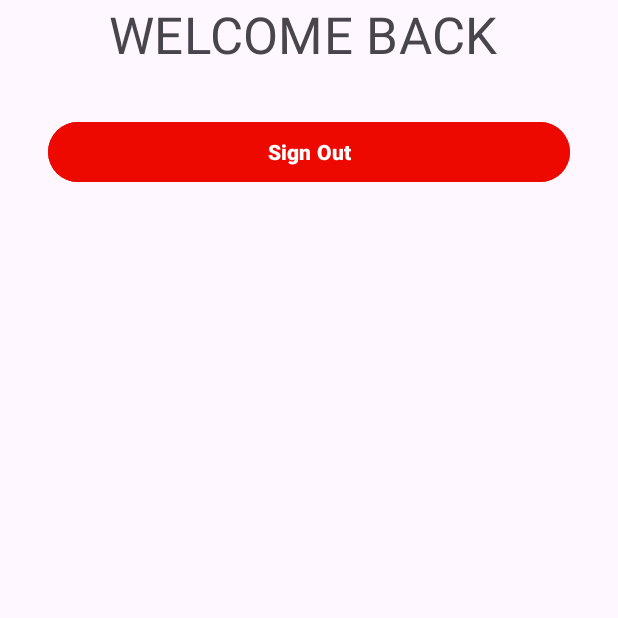
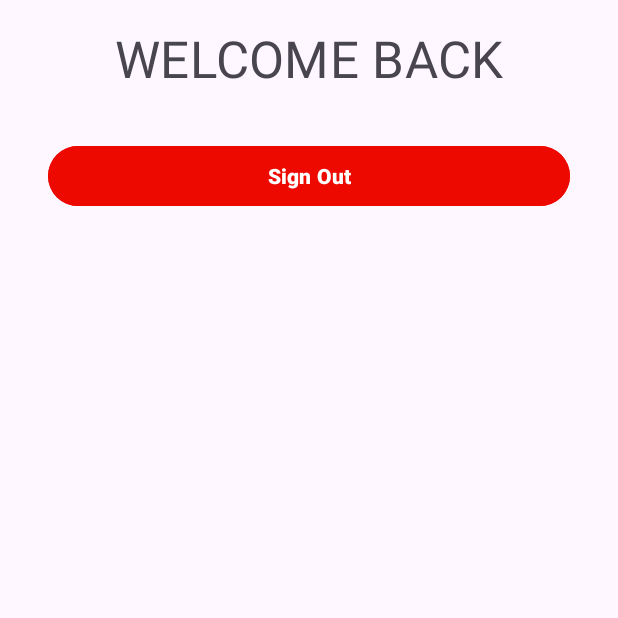
Before and after one commit to YadavYashvant/Fieries, an Android app: the screen it shows after launch once a user with an empty profile is signed in (UserActivity), on a phone screen of 412 x 824 dp, the top half of it. Run offline under Robolectric (Android 15) with nearby library versions, the phone set to English and light mode, and no system bars; our stand-ins replace Firebase (no records; nobody signed in at launch, a user with empty details on screens opened directly).

Commit message:
Updating User Screen

```diff
--- a/app/src/main/java/com/yashvant/fieries/activities/UserActivity.kt
+++ b/app/src/main/java/com/yashvant/fieries/activities/UserActivity.kt
@@ -35,6 +35,8 @@ class UserActivity : AppCompatActivity() {
 
         firebaseAuth = FirebaseAuth.getInstance()
 
+        binding.greetingText.text = "WELCOME BACK"
+
         binding.signOutBtn.setOnClickListener {
             firebaseAuth.signOut()
             val intent = Intent(this, MainActivity::class.java)
--- a/app/src/main/res/layout/activity_main.xml
+++ b/app/src/main/res/layout/activity_main.xml
@@ -120,7 +120,6 @@
                 app:lottie_autoPlay="true"
                 app:lottie_loop="true"/>
 
-
     </LinearLayout>
 
 </androidx.constraintlayout.widget.ConstraintLayout>
--- a/app/src/main/res/layout/activity_user.xml
+++ b/app/src/main/res/layout/activity_user.xml
@@ -20,8 +20,10 @@
             android:layout_width="match_parent"
             android:layout_height="wrap_content"
             style="?attr/textAppearanceHeadline4"
+            android:id="@+id/greeting_text"
             android:text="WELCOME BACK "
             android:textAlignment="center"
+            android:layout_marginTop="16dp"
             />
 
         <Space
```
